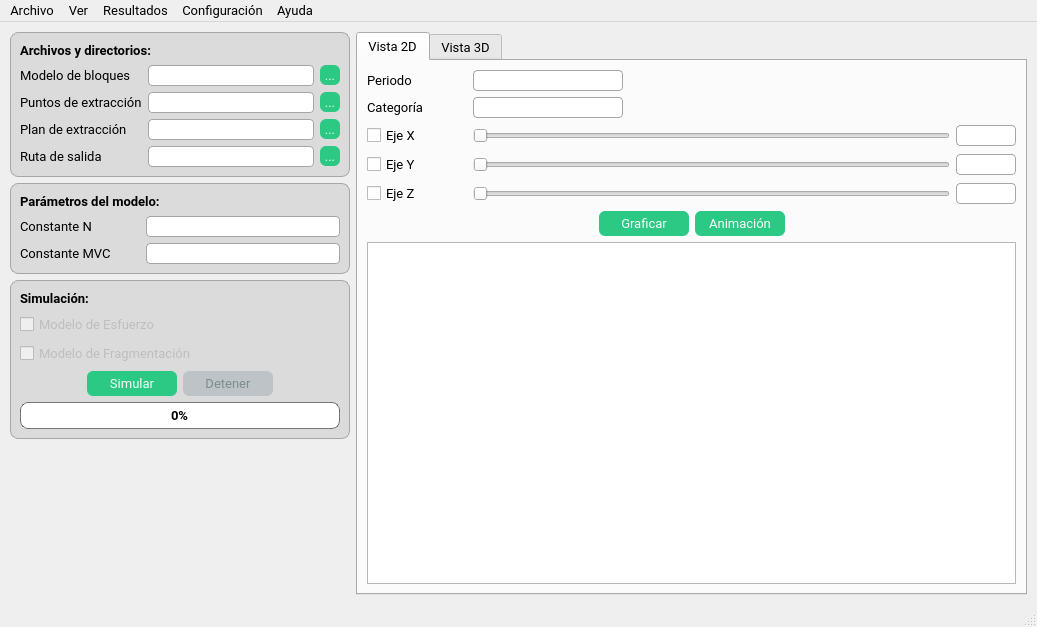
First picture: the form in ui/main_window.ui, repository nicguzmanm/UGMM, before the edit.
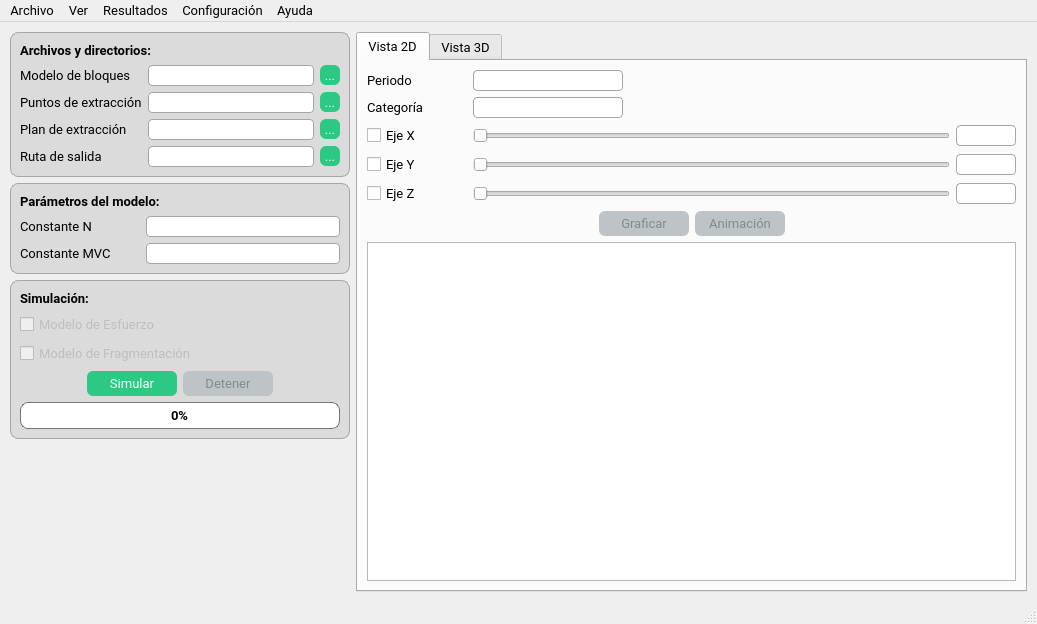
Second picture: the form after the edit. Icons and pictures are not drawn. Custom widgets are drawn as their Qt base class.

Diff of the .ui file:
```diff
--- a/ui/main_window.ui
+++ b/ui/main_window.ui
@@ -7,7 +7,7 @@
     <x>0</x>
     <y>0</y>
     <width>1037</width>
-    <height>627</height>
+    <height>624</height>
    </rect>
   </property>
   <property name="windowTitle">
@@ -808,6 +808,9 @@
           </item>
           <item>
            <widget class="QPushButton" name="grapher">
+            <property name="enabled">
+             <bool>false</bool>
+            </property>
             <property name="minimumSize">
              <size>
               <width>90</width>
@@ -827,6 +830,9 @@
           </item>
           <item>
            <widget class="QPushButton" name="gif">
+            <property name="enabled">
+             <bool>false</bool>
+            </property>
             <property name="minimumSize">
              <size>
               <width>90</width>
```
Left out of the diff: 8 changed lines with no effect on the pictures.
